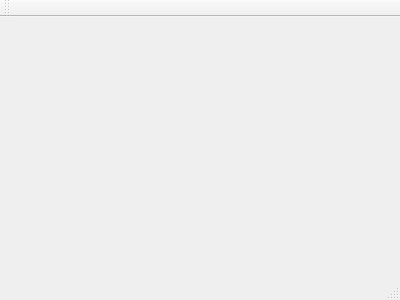
Above: MainWindow.ui from bdknopp/CSVGrapher before the change. Below: the same form after it.
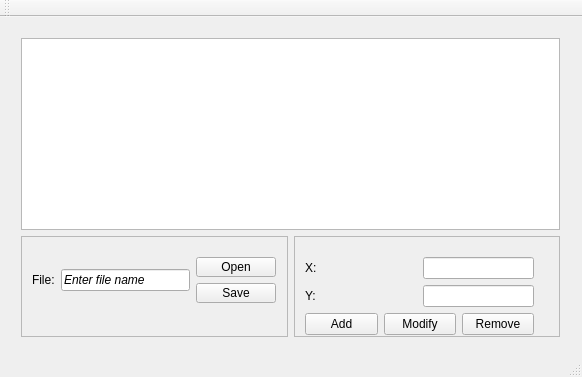
That is the form after the change.

The edit to the form file:
```diff
--- a/MainWindow.ui
+++ b/MainWindow.ui
@@ -1,24 +1,220 @@
 <ui version="4.0">
  <class>MainWindow</class>
- <widget class="QMainWindow" name="MainWindow" >
-  <property name="geometry" >
+ <widget class="QMainWindow" name="MainWindow">
+  <property name="geometry">
    <rect>
     <x>0</x>
     <y>0</y>
-    <width>400</width>
-    <height>300</height>
+    <width>582</width>
+    <height>377</height>
    </rect>
   </property>
-  <property name="windowTitle" >
-   <string>MainWindow</string>
+  <property name="sizePolicy">
+   <sizepolicy hsizetype="MinimumExpanding" vsizetype="MinimumExpanding">
+    <horstretch>0</horstretch>
+    <verstretch>0</verstretch>
+   </sizepolicy>
   </property>
-  <widget class="QMenuBar" name="menuBar" />
-  <widget class="QToolBar" name="mainToolBar" />
-  <widget class="QWidget" name="centralWidget" />
-  <widget class="QStatusBar" name="statusBar" />
+  <property name="windowTitle">
+   <string>CSV Data Graph</string>
+  </property>
+  <widget class="QWidget" name="centralWidget">
+   <widget class="QWidget" name="">
+    <property name="geometry">
+     <rect>
+      <x>10</x>
+      <y>10</y>
+      <width>561</width>
+      <height>321</height>
+     </rect>
+    </property>
+    <layout class="QVBoxLayout" name="verticalLayout_3">
+     <item>
+      <widget class="QGraphicsView" name="graphicsView"/>
+     </item>
+     <item>
+      <layout class="QHBoxLayout" name="horizontalLayout_6">
+       <item>
+        <widget class="QFrame" name="fileFrame">
+         <property name="sizePolicy">
+          <sizepolicy hsizetype="Expanding" vsizetype="Expanding">
+           <horstretch>0</horstretch>
+           <verstretch>0</verstretch>
+          </sizepolicy>
+         </property>
+         <property name="frameShape">
+          <enum>QFrame::StyledPanel</enum>
+         </property>
+         <property name="frameShadow">
+          <enum>QFrame::Raised</enum>
+         </property>
+         <widget class="QWidget" name="">
+          <property name="geometry">
+           <rect>
+            <x>0</x>
+            <y>10</y>
+            <width>266</width>
+            <height>68</height>
+           </rect>
+          </property>
+          <layout class="QHBoxLayout" name="horizontalLayout_2">
+           <item>
+            <layout class="QHBoxLayout" name="horizontalLayout">
+             <item>
+              <widget class="QLabel" name="fileLabel">
+               <property name="text">
+                <string>File:</string>
+               </property>
+              </widget>
+             </item>
+             <item>
+              <widget class="QLineEdit" name="fileTextBox">
+               <property name="font">
+                <font>
+                 <italic>true</italic>
+                </font>
+               </property>
+               <property name="text">
+                <string>Enter file name</string>
+               </property>
+               <property name="clearButtonEnabled">
+                <bool>false</bool>
+               </property>
+              </widget>
+             </item>
+            </layout>
+           </item>
+           <item>
+            <layout class="QVBoxLayout" name="verticalLayout">
+             <item>
+              <widget class="QPushButton" name="fileOpenButton">
+               <property name="text">
+                <string>Open</string>
+               </property>
+              </widget>
+             </item>
+             <item>
+              <widget class="QPushButton" name="fileSaveButton">
+               <property name="text">
+                <string>Save</string>
+               </property>
+              </widget>
+             </item>
+            </layout>
+           </item>
+          </layout>
+         </widget>
+        </widget>
+       </item>
+       <item>
+        <widget class="QFrame" name="valueFrame">
+         <property name="sizePolicy">
+          <sizepolicy hsizetype="Expanding" vsizetype="Expanding">
+           <horstretch>0</horstretch>
+           <verstretch>0</verstretch>
+          </sizepolicy>
+         </property>
+         <property name="frameShape">
+          <enum>QFrame::StyledPanel</enum>
+         </property>
+         <property name="frameShadow">
+          <enum>QFrame::Raised</enum>
+         </property>
+         <widget class="QWidget" name="">
+          <property name="geometry">
+           <rect>
+            <x>0</x>
+            <y>10</y>
+            <width>251</width>
+            <height>100</height>
+           </rect>
+          </property>
+          <layout class="QVBoxLayout" name="verticalLayout_2">
+           <item>
+            <layout class="QHBoxLayout" name="horizontalLayout_3">
+             <item>
+              <widget class="QLabel" name="xLabel">
+               <property name="sizePolicy">
+                <sizepolicy hsizetype="MinimumExpanding" vsizetype="Preferred">
+                 <horstretch>0</horstretch>
+                 <verstretch>0</verstretch>
+                </sizepolicy>
+               </property>
+               <property name="text">
+                <string>X:</string>
+               </property>
+              </widget>
+             </item>
+             <item>
+              <widget class="QLineEdit" name="xValueBox"/>
+             </item>
+            </layout>
+           </item>
+           <item>
+            <layout class="QHBoxLayout" name="horizontalLayout_4">
+             <item>
+              <widget class="QLabel" name="yLabel">
+               <property name="sizePolicy">
+                <sizepolicy hsizetype="MinimumExpanding" vsizetype="Preferred">
+                 <horstretch>0</horstretch>
+                 <verstretch>0</verstretch>
+                </sizepolicy>
+               </property>
+               <property name="text">
+                <string>Y:</string>
+               </property>
+              </widget>
+             </item>
+             <item>
+              <widget class="QLineEdit" name="yValueBox"/>
+             </item>
+            </layout>
+           </item>
+           <item>
+            <layout class="QHBoxLayout" name="horizontalLayout_5">
+             <item>
+              <widget class="QPushButton" name="valueAddButton">
+               <property name="text">
+                <string>Add</string>
+               </property>
+              </widget>
+             </item>
+             <item>
+              <widget class="QPushButton" name="valueModifyButton">
+               <property name="text">
+                <string>Modify</string>
+               </property>
+              </widget>
+             </item>
+             <item>
+              <widget class="QPushButton" name="valueRemoveButton">
+               <property name="text">
+                <string>Remove</string>
+               </property>
+              </widget>
+             </item>
+            </layout>
+           </item>
+          </layout>
+         </widget>
+        </widget>
+       </item>
+      </layout>
+     </item>
+    </layout>
+   </widget>
+  </widget>
+  <widget class="QToolBar" name="mainToolBar">
+   <attribute name="toolBarArea">
+    <enum>TopToolBarArea</enum>
+   </attribute>
+   <attribute name="toolBarBreak">
+    <bool>false</bool>
+   </attribute>
+  </widget>
+  <widget class="QStatusBar" name="statusBar"/>
  </widget>
- <layoutDefault spacing="6" margin="11" />
- <pixmapfunction></pixmapfunction>
+ <layoutdefault spacing="6" margin="11"/>
  <resources/>
  <connections/>
 </ui>
```
Left out of the diff: 1 changed line with no effect on the pictures.
